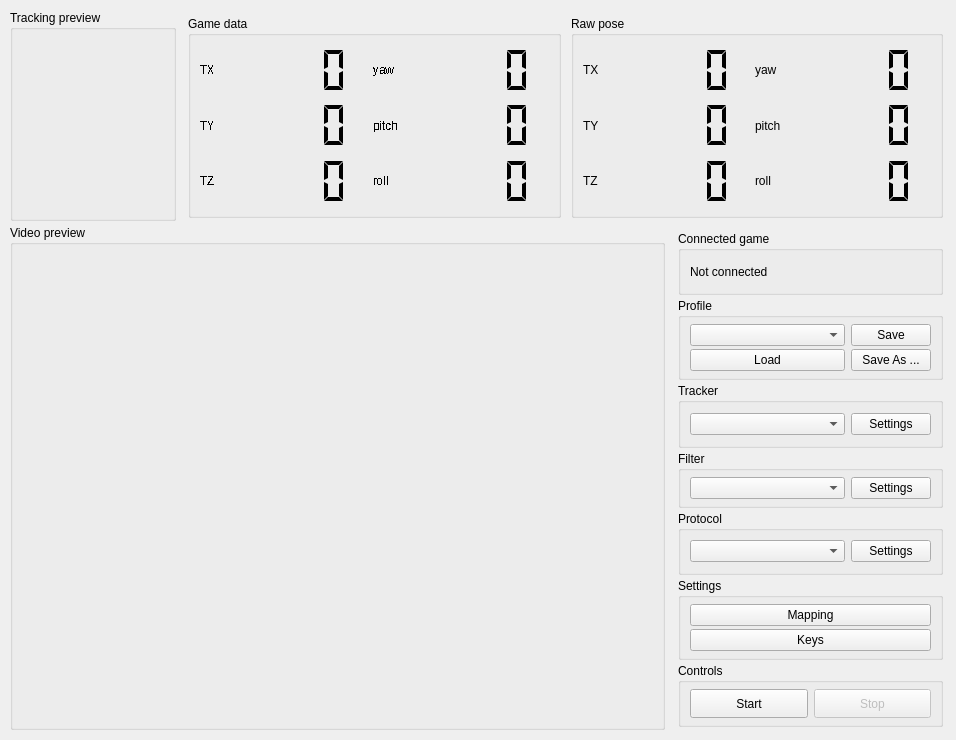
Qt form facetracknoir/facetracknoir.ui (opentrack/opentrack) before a commit.
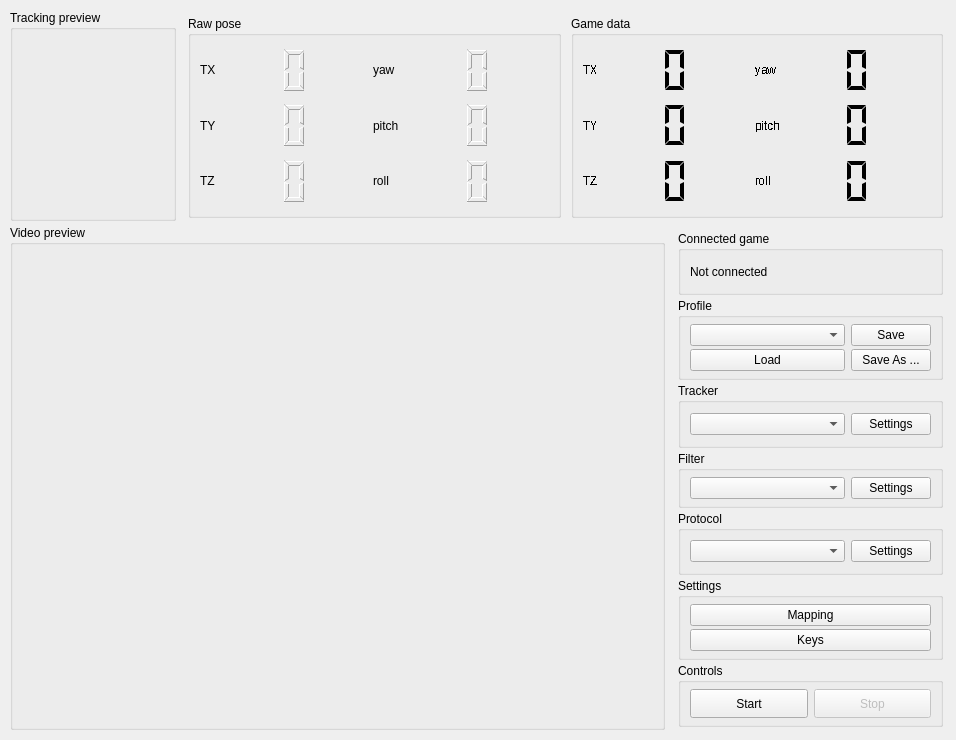
The same form after that commit. Icons and pictures are not drawn. Custom widgets are drawn as their Qt base class.

Commit message: replace raw headpose box a bit

What changed in the file:
```diff
--- a/facetracknoir/facetracknoir.ui
+++ b/facetracknoir/facetracknoir.ui
@@ -576,369 +576,6 @@
      <property name="bottomMargin">
       <number>0</number>
      </property>
-     <item>
-      <widget class="QGroupBox" name="box_mapped_headpose">
-       <property name="title">
-        <string notr="true">Game data</string>
-       </property>
-       <layout class="QGridLayout" name="gridLayout_10">
-        <item row="0" column="0">
-         <widget class="QLabel" name="lblX_2">
-          <property name="sizePolicy">
-           <sizepolicy hsizetype="Maximum" vsizetype="Minimum">
-            <horstretch>0</horstretch>
-            <verstretch>0</verstretch>
-           </sizepolicy>
-          </property>
-          <property name="font">
-           <font>
-            <stylestrategy>NoAntialias</stylestrategy>
-            <kerning>false</kerning>
-           </font>
-          </property>
-          <property name="frameShadow">
-           <enum>QFrame::Raised</enum>
-          </property>
-          <property name="text">
-           <string>TX</string>
-          </property>
-         </widget>
-        </item>
-        <item row="0" column="1">
-         <widget class="QLCDNumber" name="lcdNumOutputPosX">
-          <property name="enabled">
-           <bool>true</bool>
-          </property>
-          <property name="sizePolicy">
-           <sizepolicy hsizetype="Minimum" vsizetype="Minimum">
-            <horstretch>0</horstretch>
-            <verstretch>0</verstretch>
-           </sizepolicy>
-          </property>
-          <property name="font">
-           <font>
-            <pointsize>13</pointsize>
-            <stylestrategy>NoAntialias</stylestrategy>
-            <kerning>false</kerning>
-           </font>
-          </property>
-          <property name="frameShape">
-           <enum>QFrame::NoFrame</enum>
-          </property>
-          <property name="frameShadow">
-           <enum>QFrame::Raised</enum>
-          </property>
-          <property name="smallDecimalPoint">
-           <bool>true</bool>
-          </property>
-          <property name="digitCount">
-           <number>4</number>
-          </property>
-          <property name="segmentStyle">
-           <enum>QLCDNumber::Flat</enum>
-          </property>
-         </widget>
-        </item>
-        <item row="1" column="1">
-         <widget class="QLCDNumber" name="lcdNumOutputPosY">
-          <property name="enabled">
-           <bool>true</bool>
-          </property>
-          <property name="sizePolicy">
-           <sizepolicy hsizetype="Minimum" vsizetype="Minimum">
-            <horstretch>0</horstretch>
-            <verstretch>0</verstretch>
-           </sizepolicy>
-          </property>
-          <property name="font">
-           <font>
-            <pointsize>13</pointsize>
-            <stylestrategy>NoAntialias</stylestrategy>
-            <kerning>false</kerning>
-           </font>
-          </property>
-          <property name="frameShape">
-           <enum>QFrame::NoFrame</enum>
-          </property>
-          <property name="frameShadow">
-           <enum>QFrame::Raised</enum>
-          </property>
-          <property name="smallDecimalPoint">
-           <bool>true</bool>
-          </property>
-          <property name="digitCount">
-           <number>4</number>
-          </property>
-          <property name="segmentStyle">
-           <enum>QLCDNumber::Flat</enum>
-          </property>
-         </widget>
-        </item>
-        <item row="1" column="2">
-         <widget class="QLabel" name="lblRotY_2">
-          <property name="sizePolicy">
-           <sizepolicy hsizetype="Maximum" vsizetype="Minimum">
-            <horstretch>0</horstretch>
-            <verstretch>0</verstretch>
-           </sizepolicy>
-          </property>
-          <property name="font">
-           <font>
-            <stylestrategy>NoAntialias</stylestrategy>
-            <kerning>false</kerning>
-           </font>
-          </property>
-          <property name="frameShadow">
-           <enum>QFrame::Raised</enum>
-          </property>
-          <property name="text">
-           <string>pitch</string>
-          </property>
-         </widget>
-        </item>
-        <item row="1" column="3">
-         <widget class="QLCDNumber" name="lcdNumOutputRotY">
-          <property name="enabled">
-           <bool>true</bool>
-          </property>
-          <property name="sizePolicy">
-           <sizepolicy hsizetype="Minimum" vsizetype="Minimum">
-            <horstretch>0</horstretch>
-            <verstretch>0</verstretch>
-           </sizepolicy>
-          </property>
-          <property name="font">
-           <font>
-            <pointsize>13</pointsize>
-            <stylestrategy>NoAntialias</stylestrategy>
-            <kerning>false</kerning>
-           </font>
-          </property>
-          <property name="frameShape">
-           <enum>QFrame::NoFrame</enum>
-          </property>
-          <property name="frameShadow">
-           <enum>QFrame::Raised</enum>
-          </property>
-          <property name="smallDecimalPoint">
-           <bool>true</bool>
-          </property>
-          <property name="digitCount">
-           <number>4</number>
-          </property>
-          <property name="segmentStyle">
-           <enum>QLCDNumber::Flat</enum>
-          </property>
-         </widget>
-        </item>
-        <item row="2" column="0">
-         <widget class="QLabel" name="lblZ_2">
-          <property name="enabled">
-           <bool>true</bool>
-          </property>
-          <property name="sizePolicy">
-           <sizepolicy hsizetype="Maximum" vsizetype="Minimum">
-            <horstretch>0</horstretch>
-            <verstretch>0</verstretch>
-           </sizepolicy>
-          </property>
-          <property name="font">
-           <font>
-            <stylestrategy>NoAntialias</stylestrategy>
-            <kerning>false</kerning>
-           </font>
-          </property>
-          <property name="autoFillBackground">
-           <bool>false</bool>
-          </property>
-          <property name="frameShadow">
-           <enum>QFrame::Raised</enum>
-          </property>
-          <property name="text">
-           <string>TZ</string>
-          </property>
-         </widget>
-        </item>
-        <item row="0" column="3">
-         <widget class="QLCDNumber" name="lcdNumOutputRotX">
-          <property name="enabled">
-           <bool>true</bool>
-          </property>
-          <property name="sizePolicy">
-           <sizepolicy hsizetype="Minimum" vsizetype="Minimum">
-            <horstretch>0</horstretch>
-            <verstretch>0</verstretch>
-           </sizepolicy>
-          </property>
-          <property name="font">
-           <font>
-            <pointsize>13</pointsize>
-            <stylestrategy>NoAntialias</stylestrategy>
-            <kerning>false</kerning>
-           </font>
-          </property>
-          <property name="frameShape">
-           <enum>QFrame::NoFrame</enum>
-          </property>
-          <property name="frameShadow">
-           <enum>QFrame::Raised</enum>
-          </property>
-          <property name="smallDecimalPoint">
-           <bool>true</bool>
-          </property>
-          <property name="digitCount">
-           <number>4</number>
-          </property>
-          <property name="segmentStyle">
-           <enum>QLCDNumber::Flat</enum>
-          </property>
-         </widget>
-        </item>
-        <item row="1" column="0">
-         <widget class="QLabel" name="lblY_2">
-          <property name="enabled">
-           <bool>true</bool>
-          </property>
-          <property name="sizePolicy">
-           <sizepolicy hsizetype="Maximum" vsizetype="Minimum">
-            <horstretch>0</horstretch>
-            <verstretch>0</verstretch>
-           </sizepolicy>
-          </property>
-          <property name="font">
-           <font>
-            <stylestrategy>NoAntialias</stylestrategy>
-            <kerning>false</kerning>
-           </font>
-          </property>
-          <property name="autoFillBackground">
-           <bool>false</bool>
-          </property>
-          <property name="frameShadow">
-           <enum>QFrame::Raised</enum>
-          </property>
-          <property name="text">
-           <string>TY</string>
-          </property>
-         </widget>
-        </item>
-        <item row="0" column="2">
-         <widget class="QLabel" name="lblRotX_2">
-          <property name="sizePolicy">
-           <sizepolicy hsizetype="Maximum" vsizetype="Minimum">
-            <horstretch>0</horstretch>
-            <verstretch>0</verstretch>
-           </sizepolicy>
-          </property>
-          <property name="font">
-           <font>
-            <stylestrategy>NoAntialias</stylestrategy>
-            <kerning>false</kerning>
-           </font>
-          </property>
-          <property name="frameShadow">
-           <enum>QFrame::Raised</enum>
-          </property>
-          <property name="text">
-           <string>yaw</string>
-          </property>
-         </widget>
-        </item>
-        <item row="2" column="1">
-         <widget class="QLCDNumber" name="lcdNumOutputPosZ">
-          <property name="enabled">
-           <bool>true</bool>
-          </property>
-          <property name="sizePolicy">
-           <sizepolicy hsizetype="Minimum" vsizetype="Minimum">
-            <horstretch>0</horstretch>
-            <verstretch>0</verstretch>
-           </sizepolicy>
-          </property>
-          <property name="font">
-           <font>
-            <pointsize>13</pointsize>
-            <stylestrategy>NoAntialias</stylestrategy>
-            <kerning>false</kerning>
-           </font>
-          </property>
-          <property name="frameShape">
-           <enum>QFrame::NoFrame</enum>
-          </property>
-          <property name="frameShadow">
-           <enum>QFrame::Raised</enum>
-          </property>
-          <property name="smallDecimalPoint">
-           <bool>true</bool>
-          </property>
-          <property name="digitCount">
-           <number>4</number>
-          </property>
-          <property name="segmentStyle">
-           <enum>QLCDNumber::Flat</enum>
-          </property>
-         </widget>
-        </item>
-        <item row="2" column="2">
-         <widget class="QLabel" name="lblRotZ_2">
-          <property name="sizePolicy">
-           <sizepolicy hsizetype="Maximum" vsizetype="Minimum">
-            <horstretch>0</horstretch>
-            <verstretch>0</verstretch>
-           </sizepolicy>
-          </property>
-          <property name="font">
-           <font>
-            <stylestrategy>NoAntialias</stylestrategy>
-            <kerning>false</kerning>
-           </font>
-          </property>
-          <property name="frameShadow">
-           <enum>QFrame::Raised</enum>
-          </property>
-          <property name="text">
-           <string>roll</string>
-          </property>
-         </widget>
-        </item>
-        <item row="2" column="3">
-         <widget class="QLCDNumber" name="lcdNumOutputRotZ">
-          <property name="enabled">
-           <bool>true</bool>
-          </property>
-          <property name="sizePolicy">
-           <sizepolicy hsizetype="Minimum" vsizetype="Minimum">
-            <horstretch>0</horstretch>
-            <verstretch>0</verstretch>
-           </sizepolicy>
-          </property>
-          <property name="font">
-           <font>
-            <pointsize>13</pointsize>
-            <stylestrategy>NoAntialias</stylestrategy>
-            <kerning>false</kerning>
-           </font>
-          </property>
-          <property name="frameShape">
-           <enum>QFrame::NoFrame</enum>
-          </property>
-          <property name="frameShadow">
-           <enum>QFrame::Raised</enum>
-          </property>
-          <property name="smallDecimalPoint">
-           <bool>true</bool>
-          </property>
-          <property name="digitCount">
-           <number>4</number>
-          </property>
-          <property name="segmentStyle">
-           <enum>QLCDNumber::Flat</enum>
-          </property>
-         </widget>
-        </item>
-       </layout>
-      </widget>
-     </item>
      <item>
       <widget class="QGroupBox" name="box_raw_headpose">
        <property name="title">
@@ -956,27 +593,14 @@
             <verstretch>0</verstretch>
            </sizepolicy>
           </property>
-          <property name="font">
-           <font>
-            <pointsize>13</pointsize>
-            <stylestrategy>NoAntialias</stylestrategy>
-            <kerning>false</kerning>
-           </font>
-          </property>
           <property name="frameShape">
            <enum>QFrame::NoFrame</enum>
           </property>
-          <property name="frameShadow">
-           <enum>QFrame::Raised</enum>
-          </property>
-          <property name="smallDecimalPoint">
-           <bool>true</bool>
-          </property>
           <property name="digitCount">
-           <number>4</number>
+           <number>1</number>
           </property>
           <property name="segmentStyle">
-           <enum>QLCDNumber::Flat</enum>
+           <enum>QLCDNumber::Outline</enum>
           </property>
          </widget>
         </item>
@@ -991,27 +615,14 @@
             <verstretch>0</verstretch>
            </sizepolicy>
           </property>
-          <property name="font">
-           <font>
-            <pointsize>13</pointsize>
-            <stylestrategy>NoAntialias</stylestrategy>
-            <kerning>false</kerning>
-           </font>
-          </property>
           <property name="frameShape">
            <enum>QFrame::NoFrame</enum>
           </property>
-          <property name="frameShadow">
-           <enum>QFrame::Raised</enum>
-          </property>
-          <property name="smallDecimalPoint">
-           <bool>true</bool>
-          </property>
           <property name="digitCount">
-           <number>4</number>
+           <number>1</number>
           </property>
           <property name="segmentStyle">
-           <enum>QLCDNumber::Flat</enum>
+           <enum>QLCDNumber::Outline</enum>
           </property>
          </widget>
         </item>
@@ -1052,27 +663,14 @@
             <verstretch>0</verstretch>
            </sizepolicy>
           </property>
-          <property name="font">
-           <font>
-            <pointsize>13</pointsize>
-            <stylestrategy>NoAntialias</stylestrategy>
-            <kerning>false</kerning>
-           </font>
-          </property>
           <property name="frameShape">
            <enum>QFrame::NoFrame</enum>
           </property>
-          <property name="frameShadow">
-           <enum>QFrame::Raised</enum>
-          </property>
-          <property name="smallDecimalPoint">
-           <bool>true</bool>
-          </property>
           <property name="digitCount">
-           <number>4</number>
+           <number>1</number>
           </property>
           <property name="segmentStyle">
-           <enum>QLCDNumber::Flat</enum>
+           <enum>QLCDNumber::Outline</enum>
           </property>
          </widget>
         </item>
@@ -1087,27 +685,14 @@
             <verstretch>0</verstretch>
            </sizepolicy>
           </property>
-          <property name="font">
-           <font>
-            <pointsize>13</pointsize>
-            <stylestrategy>NoAntialias</stylestrategy>
-            <kerning>false</kerning>
-           </font>
-          </property>
           <property name="frameShape">
            <enum>QFrame::NoFrame</enum>
           </property>
-          <property name="frameShadow">
-           <enum>QFrame::Raised</enum>
-          </property>
-          <property name="smallDecimalPoint">
-           <bool>true</bool>
-          </property>
           <property name="digitCount">
-           <number>4</number>
+           <number>1</number>
           </property>
           <property name="segmentStyle">
-           <enum>QLCDNumber::Flat</enum>
+           <enum>QLCDNumber::Outline</enum>
           </property>
          </widget>
         </item>
@@ -1160,27 +745,14 @@
             <verstretch>0</verstretch>
            </sizepolicy>
           </property>
-          <property name="font">
-           <font>
-            <pointsize>13</pointsize>
-            <stylestrategy>NoAntialias</stylestrategy>
-            <kerning>false</kerning>
-           </font>
-          </property>
           <property name="frameShape">
            <enum>QFrame::NoFrame</enum>
           </property>
-          <property name="frameShadow">
-           <enum>QFrame::Raised</enum>
-          </property>
-          <property name="smallDecimalPoint">
-           <bool>true</bool>
-          </property>
           <property name="digitCount">
-           <number>4</number>
+           <number>1</number>
           </property>
           <property name="segmentStyle">
-           <enum>QLCDNumber::Flat</enum>
+           <enum>QLCDNumber::Outline</enum>
           </property>
          </widget>
         </item>
@@ -1221,13 +793,59 @@
             <verstretch>0</verstretch>
            </sizepolicy>
           </property>
+          <property name="frameShape">
+           <enum>QFrame::NoFrame</enum>
+          </property>
+          <property name="digitCount">
+           <number>1</number>
+          </property>
+          <property name="segmentStyle">
+           <enum>QLCDNumber::Outline</enum>
+          </property>
+         </widget>
+        </item>
+       </layout>
+      </widget>
+     </item>
+     <item>
+      <widget class="QGroupBox" name="box_mapped_headpose">
+       <property name="title">
+        <string notr="true">Game data</string>
+       </property>
+       <layout class="QGridLayout" name="gridLayout_10">
+        <item row="0" column="0">
+         <widget class="QLabel" name="lblX_2">
+          <property name="sizePolicy">
+           <sizepolicy hsizetype="Maximum" vsizetype="Minimum">
+            <horstretch>0</horstretch>
+            <verstretch>0</verstretch>
+           </sizepolicy>
+          </property>
           <property name="font">
            <font>
-            <pointsize>13</pointsize>
             <stylestrategy>NoAntialias</stylestrategy>
             <kerning>false</kerning>
            </font>
           </property>
+          <property name="frameShadow">
+           <enum>QFrame::Raised</enum>
+          </property>
+          <property name="text">
+           <string>TX</string>
+          </property>
+         </widget>
+        </item>
+        <item row="0" column="1">
+         <widget class="QLCDNumber" name="lcdNumOutputPosX">
+          <property name="enabled">
+           <bool>true</bool>
+          </property>
+          <property name="sizePolicy">
+           <sizepolicy hsizetype="Minimum" vsizetype="Minimum">
+            <horstretch>0</horstretch>
+            <verstretch>0</verstretch>
+           </sizepolicy>
+          </property>
           <property name="frameShape">
            <enum>QFrame::NoFrame</enum>
           </property>
@@ -1238,7 +856,269 @@
            <bool>true</bool>
           </property>
           <property name="digitCount">
-           <number>4</number>
+           <number>1</number>
+          </property>
+          <property name="segmentStyle">
+           <enum>QLCDNumber::Flat</enum>
+          </property>
+         </widget>
+        </item>
+        <item row="1" column="1">
+         <widget class="QLCDNumber" name="lcdNumOutputPosY">
+          <property name="enabled">
+           <bool>true</bool>
+          </property>
+          <property name="sizePolicy">
+           <sizepolicy hsizetype="Minimum" vsizetype="Minimum">
+            <horstretch>0</horstretch>
+            <verstretch>0</verstretch>
+           </sizepolicy>
+          </property>
+          <property name="frameShape">
+           <enum>QFrame::NoFrame</enum>
+          </property>
+          <property name="frameShadow">
+           <enum>QFrame::Raised</enum>
+          </property>
+          <property name="smallDecimalPoint">
+           <bool>true</bool>
+          </property>
+          <property name="digitCount">
+           <number>1</number>
+          </property>
+          <property name="segmentStyle">
+           <enum>QLCDNumber::Flat</enum>
+          </property>
+         </widget>
+        </item>
+        <item row="1" column="2">
+         <widget class="QLabel" name="lblRotY_2">
+          <property name="sizePolicy">
+           <sizepolicy hsizetype="Maximum" vsizetype="Minimum">
+            <horstretch>0</horstretch>
+            <verstretch>0</verstretch>
+           </sizepolicy>
+          </property>
+          <property name="font">
+           <font>
+            <stylestrategy>NoAntialias</stylestrategy>
+            <kerning>false</kerning>
+           </font>
+          </property>
+          <property name="frameShadow">
+           <enum>QFrame::Raised</enum>
+          </property>
+          <property name="text">
+           <string>pitch</string>
+          </property>
+         </widget>
+        </item>
+        <item row="1" column="3">
+         <widget class="QLCDNumber" name="lcdNumOutputRotY">
+          <property name="enabled">
+           <bool>true</bool>
+          </property>
+          <property name="sizePolicy">
+           <sizepolicy hsizetype="Minimum" vsizetype="Minimum">
+            <horstretch>0</horstretch>
+            <verstretch>0</verstretch>
+           </sizepolicy>
+          </property>
+          <property name="frameShape">
+           <enum>QFrame::NoFrame</enum>
+          </property>
+          <property name="frameShadow">
+           <enum>QFrame::Raised</enum>
+          </property>
+          <property name="smallDecimalPoint">
+           <bool>true</bool>
+          </property>
+          <property name="digitCount">
+           <number>1</number>
+          </property>
+          <property name="segmentStyle">
+           <enum>QLCDNumber::Flat</enum>
+          </property>
+         </widget>
+        </item>
+        <item row="2" column="0">
+         <widget class="QLabel" name="lblZ_2">
+          <property name="enabled">
+           <bool>true</bool>
+          </property>
+          <property name="sizePolicy">
+           <sizepolicy hsizetype="Maximum" vsizetype="Minimum">
+            <horstretch>0</horstretch>
+            <verstretch>0</verstretch>
+           </sizepolicy>
+          </property>
+          <property name="font">
+           <font>
+            <stylestrategy>NoAntialias</stylestrategy>
+            <kerning>false</kerning>
+           </font>
+          </property>
+          <property name="autoFillBackground">
+           <bool>false</bool>
+          </property>
+          <property name="frameShadow">
+           <enum>QFrame::Raised</enum>
+          </property>
+          <property name="text">
+           <string>TZ</string>
+          </property>
+         </widget>
+        </item>
+        <item row="0" column="3">
+         <widget class="QLCDNumber" name="lcdNumOutputRotX">
+          <property name="enabled">
+           <bool>true</bool>
+          </property>
+          <property name="sizePolicy">
+           <sizepolicy hsizetype="Minimum" vsizetype="Minimum">
+            <horstretch>0</horstretch>
+            <verstretch>0</verstretch>
+           </sizepolicy>
+          </property>
+          <property name="frameShape">
+           <enum>QFrame::NoFrame</enum>
+          </property>
+          <property name="frameShadow">
+           <enum>QFrame::Raised</enum>
+          </property>
+          <property name="smallDecimalPoint">
+           <bool>true</bool>
+          </property>
+          <property name="digitCount">
+           <number>1</number>
+          </property>
+          <property name="segmentStyle">
+           <enum>QLCDNumber::Flat</enum>
+          </property>
+         </widget>
+        </item>
+        <item row="1" column="0">
+         <widget class="QLabel" name="lblY_2">
+          <property name="enabled">
+           <bool>true</bool>
+          </property>
+          <property name="sizePolicy">
+           <sizepolicy hsizetype="Maximum" vsizetype="Minimum">
+            <horstretch>0</horstretch>
+            <verstretch>0</verstretch>
+           </sizepolicy>
+          </property>
+          <property name="font">
+           <font>
+            <stylestrategy>NoAntialias</stylestrategy>
+            <kerning>false</kerning>
+           </font>
+          </property>
+          <property name="autoFillBackground">
+           <bool>false</bool>
+          </property>
+          <property name="frameShadow">
+           <enum>QFrame::Raised</enum>
+          </property>
+          <property name="text">
+           <string>TY</string>
+          </property>
+         </widget>
+        </item>
+        <item row="0" column="2">
+         <widget class="QLabel" name="lblRotX_2">
+          <property name="sizePolicy">
+           <sizepolicy hsizetype="Maximum" vsizetype="Minimum">
+            <horstretch>0</horstretch>
+            <verstretch>0</verstretch>
+           </sizepolicy>
+          </property>
+          <property name="font">
+           <font>
+            <stylestrategy>NoAntialias</stylestrategy>
+            <kerning>false</kerning>
+           </font>
+          </property>
+          <property name="frameShadow">
+           <enum>QFrame::Raised</enum>
+          </property>
+          <property name="text">
+           <string>yaw</string>
+          </property>
+         </widget>
+        </item>
+        <item row="2" column="1">
+         <widget class="QLCDNumber" name="lcdNumOutputPosZ">
+          <property name="enabled">
+           <bool>true</bool>
+          </property>
+          <property name="sizePolicy">
+           <sizepolicy hsizetype="Minimum" vsizetype="Minimum">
+            <horstretch>0</horstretch>
+            <verstretch>0</verstretch>
+           </sizepolicy>
+          </property>
+          <property name="frameShape">
+           <enum>QFrame::NoFrame</enum>
+          </property>
+          <property name="frameShadow">
+           <enum>QFrame::Raised</enum>
+          </property>
+          <property name="smallDecimalPoint">
+           <bool>true</bool>
+          </property>
+          <property name="digitCount">
+           <number>1</number>
+          </property>
+          <property name="segmentStyle">
+           <enum>QLCDNumber::Flat</enum>
+          </property>
+         </widget>
+        </item>
+        <item row="2" column="2">
+         <widget class="QLabel" name="lblRotZ_2">
+          <property name="sizePolicy">
+           <sizepolicy hsizetype="Maximum" vsizetype="Minimum">
+            <horstretch>0</horstretch>
+            <verstretch>0</verstretch>
+           </sizepolicy>
+          </property>
+          <property name="font">
+           <font>
+            <stylestrategy>NoAntialias</stylestrategy>
+            <kerning>false</kerning>
+           </font>
+          </property>
+          <property name="frameShadow">
+           <enum>QFrame::Raised</enum>
+          </property>
+          <property name="text">
+           <string>roll</string>
+          </property>
+         </widget>
+        </item>
+        <item row="2" column="3">
+         <widget class="QLCDNumber" name="lcdNumOutputRotZ">
+          <property name="enabled">
+           <bool>true</bool>
+          </property>
+          <property name="sizePolicy">
+           <sizepolicy hsizetype="Minimum" vsizetype="Minimum">
+            <horstretch>0</horstretch>
+            <verstretch>0</verstretch>
+           </sizepolicy>
+          </property>
+          <property name="frameShape">
+           <enum>QFrame::NoFrame</enum>
+          </property>
+          <property name="frameShadow">
+           <enum>QFrame::Raised</enum>
+          </property>
+          <property name="smallDecimalPoint">
+           <bool>true</bool>
+          </property>
+          <property name="digitCount">
+           <number>1</number>
           </property>
           <property name="segmentStyle">
            <enum>QLCDNumber::Flat</enum>
```
Left out of the diff: 10 changed lines with no effect on the pictures.
